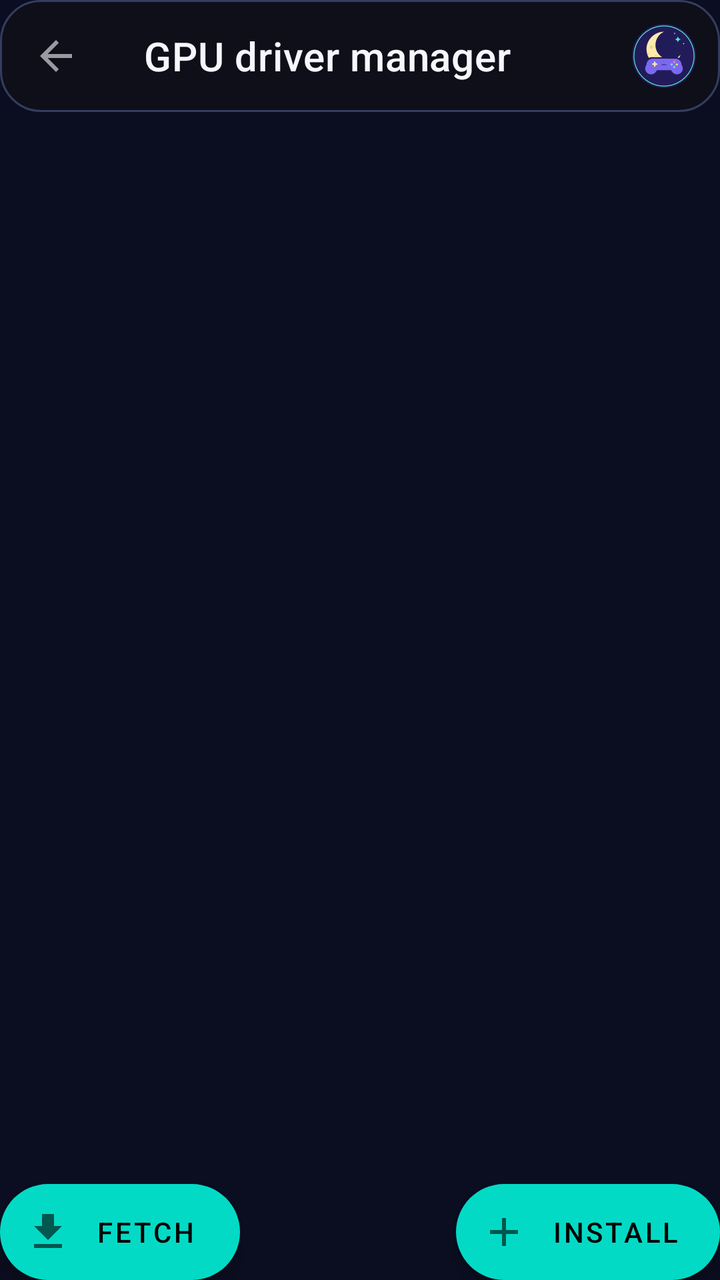
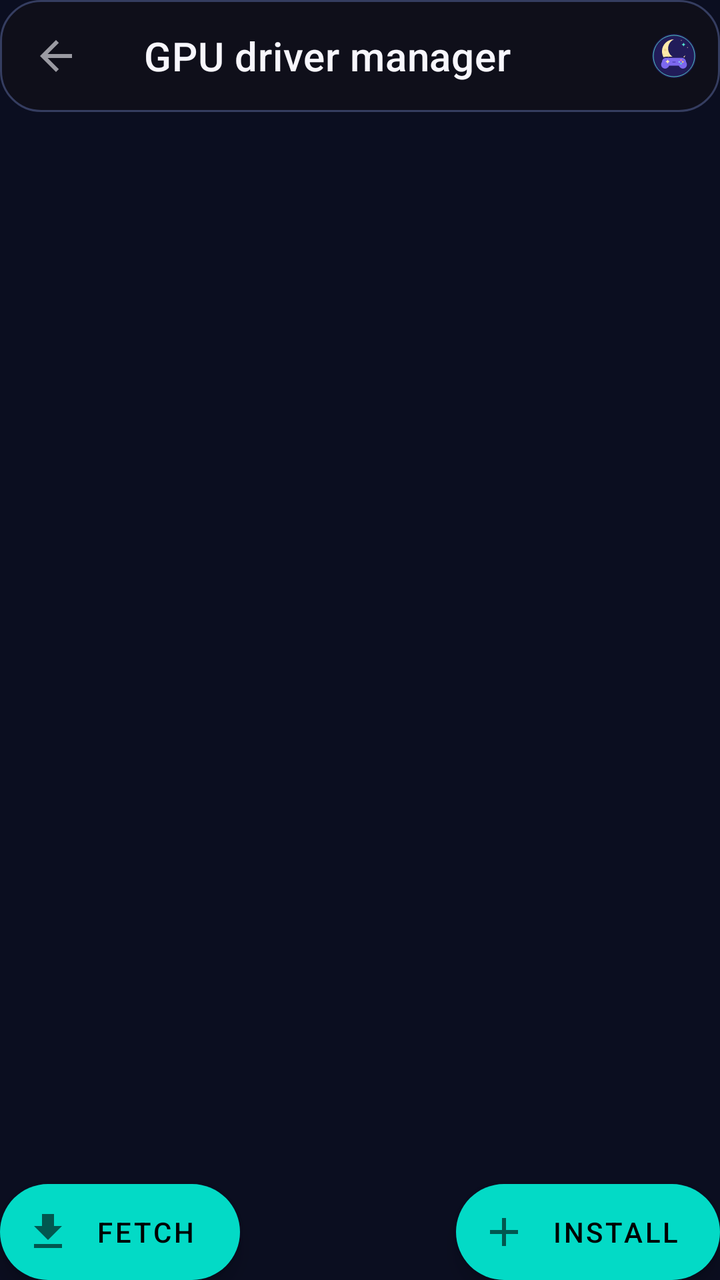

Screens rendered from an Android XML layout before and after an edit, with the pre-edit source and the edit as a unified diff.
<!-- AndroidManifest.xml: fallback theme Theme.MaterialComponents.DayNight.NoActionBar -->
<!-- res/layout/fragment_driver_manager.xml -->
<?xml version="1.0" encoding="utf-8"?>
<androidx.constraintlayout.widget.ConstraintLayout xmlns:android="http://schemas.android.com/apk/res/android"
    xmlns:app="http://schemas.android.com/apk/res-auto"
    android:id="@+id/coordinator_licenses"
    android:layout_width="match_parent"
    android:layout_height="match_parent"
    android:background="@drawable/moonwitch_background">

    <androidx.coordinatorlayout.widget.CoordinatorLayout
        android:id="@+id/coordinatorLayout"
        android:layout_width="match_parent"
        android:layout_height="match_parent">

        <com.google.android.material.appbar.AppBarLayout
            android:id="@+id/appbar_drivers"
            style="@style/Widget.Eden.TransparentTopAppBarLayout"
            android:layout_width="match_parent"
            android:layout_height="wrap_content"
            android:fitsSystemWindows="true"
            android:touchscreenBlocksFocus="false">

            <com.google.android.material.appbar.MaterialToolbar
                android:id="@+id/toolbar_drivers"
                style="@style/Widget.Eden.TransparentTopToolbar"
                android:layout_width="match_parent"
                android:layout_height="?attr/actionBarSize"
                android:touchscreenBlocksFocus="false"
                app:navigationIcon="@drawable/ic_back"
                app:title="@string/gpu_driver_manager" ><ImageView android:layout_width="32dp" android:layout_height="32dp" android:layout_gravity="end" android:layout_marginEnd="12dp" android:src="@drawable/ic_moonwitch_mark" android:importantForAccessibility="no"/></com.google.android.material.appbar.MaterialToolbar>

        </com.google.android.material.appbar.AppBarLayout>

        <androidx.recyclerview.widget.RecyclerView
            android:id="@+id/list_drivers"
            android:layout_width="match_parent"
            android:layout_height="match_parent"
            android:clipToPadding="false"
            app:layout_behavior="@string/appbar_scrolling_view_behavior" />

    </androidx.coordinatorlayout.widget.CoordinatorLayout>

    <com.google.android.material.floatingactionbutton.ExtendedFloatingActionButton
        android:id="@+id/button_install"
        android:layout_width="wrap_content"
        android:layout_height="wrap_content"
        android:layout_gravity="bottom|end"
        android:text="@string/install"
        app:icon="@drawable/ic_add"
        app:layout_constraintBottom_toBottomOf="parent"
        app:layout_constraintEnd_toEndOf="parent" />

    <com.google.android.material.floatingactionbutton.ExtendedFloatingActionButton
        android:id="@+id/button_fetch"
        android:layout_width="wrap_content"
        android:layout_height="wrap_content"
        android:layout_gravity="bottom|start"
        android:text="@string/fetch"
        app:icon="@drawable/ic_import"
        app:layout_constraintBottom_toBottomOf="parent"
        app:layout_constraintStart_toStartOf="parent" />

</androidx.constraintlayout.widget.ConstraintLayout>
<!-- resources referenced by this layout -->
<resources>
  <!-- drawable ic_add (drawable) -->
  <vector xmlns:android="http://schemas.android.com/apk/res/android"
      android:width="24dp"
      android:height="24dp"
      android:viewportWidth="24"
      android:viewportHeight="24">
      <path
          android:fillColor="?attr/colorControlNormal"
          android:pathData="M19,13h-6v6h-2v-6H5v-2h6V5h2v6h6v2z" />
  </vector>
  <!-- drawable ic_back (drawable) -->
  <vector xmlns:android="http://schemas.android.com/apk/res/android"
      android:width="24dp"
      android:height="24dp"
      android:autoMirrored="true"
      android:viewportWidth="24"
      android:viewportHeight="24">
      <path
          android:fillColor="?attr/colorControlNormal"
          android:pathData="M20,11H7.83l5.59,-5.59L12,4l-8,8 8,8 1.41,-1.41L7.83,13H20v-2z" />
  </vector>
  <!-- drawable ic_import (drawable) -->
  <vector xmlns:android="http://schemas.android.com/apk/res/android"
      android:width="24dp"
      android:height="24dp"
      android:viewportWidth="24"
      android:viewportHeight="24">
      <path
          android:fillColor="?attr/colorControlNormal"
          android:pathData="M19,9h-4V3H9v6H5l7,7 7,-7zM5,18v2h14v-2H5z" />
  </vector>
  <!-- drawable ic_moonwitch_mark: vector/xml drawable (drawable, 2291 chars, omitted) -->
  <!-- drawable moonwitch_background (drawable) -->
  <shape xmlns:android="http://schemas.android.com/apk/res/android"><solid android:color="@color/mw_reform_bg"/></shape>
  <string name="fetch">Fetch</string>
  <string name="gpu_driver_manager">GPU driver manager</string>
  <string name="install">Install</string>
  <style name="Widget.Eden.TransparentTopAppBarLayout" parent="">
          <item name="android:background">@android:color/transparent</item>
          <item name="android:elevation">0dp</item>
          <item name="android:stateListAnimator">@null</item>
          <item name="elevation">0dp</item>
          <item name="liftOnScroll">false</item>
          <item name="statusBarForeground">@android:color/transparent</item>
      </style>
  <style name="Widget.Eden.TransparentTopToolbar" parent="">
          <item name="android:background">@drawable/mw_reformulation_toolbar_surface</item>
          <item name="android:elevation">0dp</item>
          <item name="backgroundTint">@android:color/transparent</item>
          <item name="titleTextColor">@color/mw_ui_text</item>
          <item name="subtitleTextColor">@color/mw_ui_text_2</item>
          <item name="navigationIconTint">@color/mw_ui_text</item>
      </style>
  <color name="mw_reform_bg">#0B0E20</color>
  <!-- drawable mw_reformulation_toolbar_surface (drawable) -->
  <?xml version="1.0" encoding="utf-8"?>
  <shape xmlns:android="http://schemas.android.com/apk/res/android" android:shape="rectangle"><solid android:color="#E610101A"/><corners android:radius="20dp"/><stroke android:width="1dp" android:color="@color/mw_ui_border"/></shape>
  <color name="mw_ui_text">#F7F6FC</color>
  <color name="mw_ui_text_2">#B7BED5</color>
  <color name="mw_ui_border">#353D60</color>
</resources>

<!-- the commit's change to res/layout/fragment_driver_manager.xml (unified diff, before → after) -->
@@ -26,7 +26,7 @@
                 android:layout_height="?attr/actionBarSize"
                 android:touchscreenBlocksFocus="false"
                 app:navigationIcon="@drawable/ic_back"
-                app:title="@string/gpu_driver_manager" ><ImageView android:layout_width="32dp" android:layout_height="32dp" android:layout_gravity="end" android:layout_marginEnd="12dp" android:src="@drawable/ic_moonwitch_mark" android:importantForAccessibility="no"/></com.google.android.material.appbar.MaterialToolbar>
+                app:title="@string/gpu_driver_manager" ><ImageView android:layout_width="22dp" android:layout_height="22dp" android:layout_gravity="end" android:layout_marginEnd="12dp" android:src="@drawable/ic_moonwitch_mark" android:importantForAccessibility="no"/></com.google.android.material.appbar.MaterialToolbar>
 
         </com.google.android.material.appbar.AppBarLayout>
 
